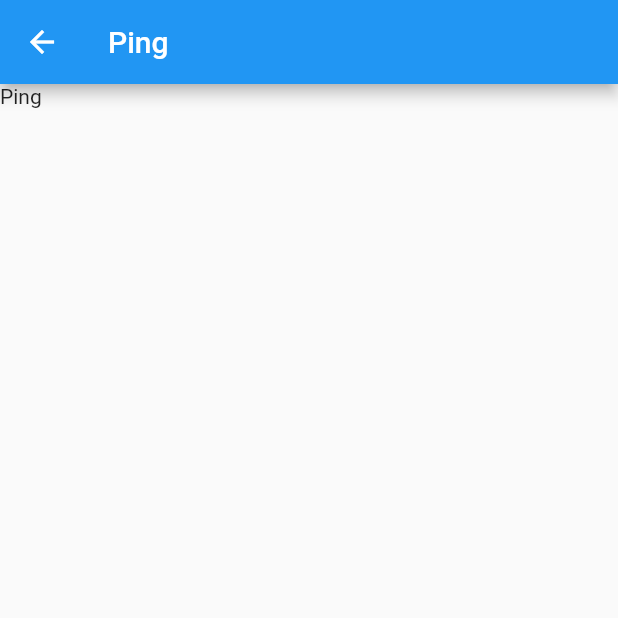
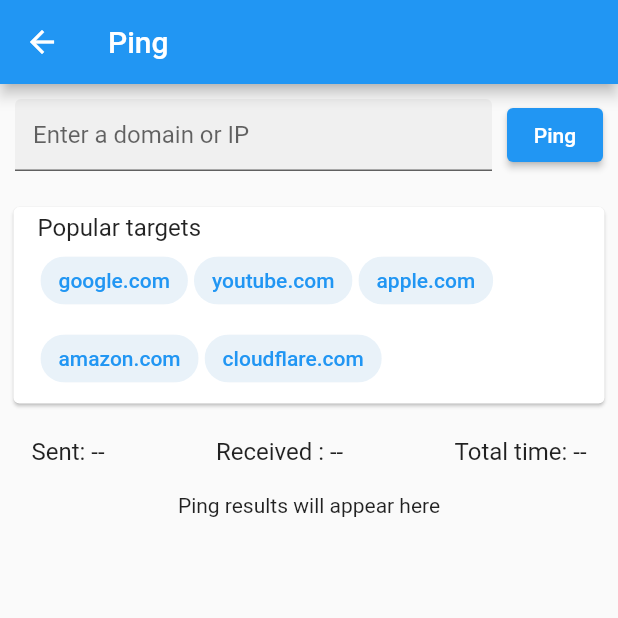
Before and after one commit to psheneetsa/netanalyzer, a Flutter app: the screen it shows after launch, after a tap on "Ping", on a phone screen of 412 x 824 dp, the top half of it. Run offline on Flutter 3.47's test engine with Material 2 defaults, Android fonts, the phone set to English and light mode, and no system bars; our stand-ins replace package_info_plus, permission_handler, shared_preferences; missing offline and left inert: dart_ping, network_info_plus.

Commit message:
My Ready Ping_page

```diff
--- a/lib/pages/network_troubleshoot/ping_page.dart
+++ b/lib/pages/network_troubleshoot/ping_page.dart
@@ -1,21 +1,143 @@
+import 'dart:async';
+
+import 'package:dart_ping/dart_ping.dart';
 import 'package:flutter/material.dart';
+import 'package:netanalyzer/main.dart';
+import 'package:netanalyzer/pages/base_page.dart';
 
 class PingPage extends StatefulWidget {
   const PingPage({Key? key}) : super(key: key);
 
   @override
-  State<PingPage> createState() => _PingPageState();
+  _PingPageState createState() => _PingPageState();
 }
 
-class _PingPageState extends State<PingPage> {
-  Widget build(BuildContext context) {
-    return Scaffold(
-      appBar: AppBar(
-        title: Text("Ping"),
-      ),
-      body: Text("Ping"),
+class _PingPageState extends BasePage<PingPage> {
+  final List<PingData> _pingPackets = [];
+  Ping? _ping;
+  PingSummary? _pingSummary;
+  StreamSubscription<PingData>? _streamSubscription;
+
+  @override
+  String fieldLabel() {
+    return 'Enter a domain or IP';
+  }
+
+  @override
+  String title() {
+    return 'Ping';
+  }
+
+  @override
+  String buttonLabel() {
+    return _ping == null ? 'Ping' : 'Stop';
+  }
+
+  @override
+  Future<void> onPressed() async {
+    _ping == null ? _startPinging() : _stop();
+  }
+
+  void _startPinging() {
+    setState(() {
+      _pingPackets.clear();
+      _ping = Ping(
+        textEditingController.text,
+        count: appSettings.pingCount,
+      );
+    });
+    _streamSubscription = _ping?.stream.listen(
+          (event) {
+        if (event.response != null) {
+          setState(() {
+            _pingPackets.add(event);
+          });
+        }
+
+        if (event.summary != null) {
+          setState(() {
+            _pingSummary = event.summary;
+          });
+        }
+      },
+      onDone: _stop,
     );
   }
+
+  void _stop() {
+    try {
+      _ping?.stop();
+    } catch (e) {
+      print(e);
+    }
+    setState(() {
+      _ping = null;
+    });
+  }
+
+  @override
+  Widget buildResults(BuildContext context) {
+    return Column(
+      children: [
+        ListTile(title: _getPingSummary()),
+        if (_pingPackets.isEmpty)
+          const Center(
+            child: Text('Ping results will appear here'),
+          )
+        else
+          Expanded(
+            child: ListView.builder(
+              itemCount: _pingPackets.length,
+              itemBuilder: (context, index) {
+                final PingResponse? _response = _pingPackets[index].response;
+                String? title = _response?.ip ?? '';
+                final String trailing = _getTime(_response?.time);
+
+                if (_pingPackets[index].error != null) {
+                  title = _pingPackets[index].error.toString();
+                }
+                return Column(
+                  children: [
+                    ListTile(
+                      dense: true,
+                      contentPadding:
+                      const EdgeInsets.only(left: 10.0, right: 10.0),
+                      leading: Text('${_response?.seq}'),
+                      title: Text(title),
+                      trailing: Text(trailing),
+                    ),
+                    const Divider(height: 4),
+                  ],
+                );
+              },
+            ),
+          ),
+      ],
+    );
+  }
+
+  Widget _getPingSummary() {
+    return Row(
+      mainAxisAlignment: MainAxisAlignment.spaceBetween,
+      children: [
+        Text('Sent: ${_pingSummary?.transmitted ?? '--'}'),
+        Text('Received : ${_pingSummary?.transmitted ?? '--'}'),
+        Text('Total time: ${_getTime(_pingSummary?.time)}')
+      ],
+    );
+  }
+
+  String _getTime(Duration? time) {
+    if (time != null) {
+      final ms = time.inMicroseconds / Duration.millisecondsPerSecond;
+      return '$ms ms';
+    }
+    return '--';
+  }
+
+  @override
+  void dispose() {
+    super.dispose();
+    _streamSubscription?.cancel();
+  }
 }
-
-// test! commit in main branch
```
